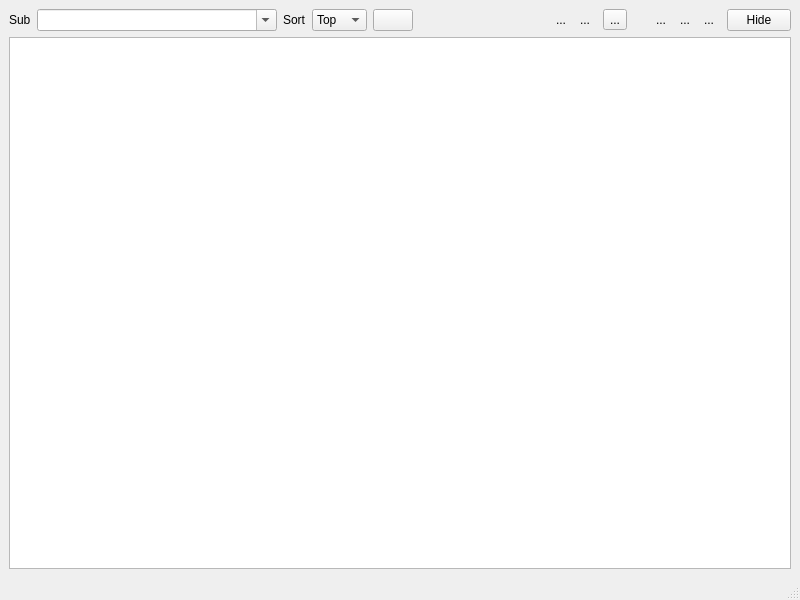
tarzasai/pysrb4w, file pysrb4w.ui: the form before one commit.
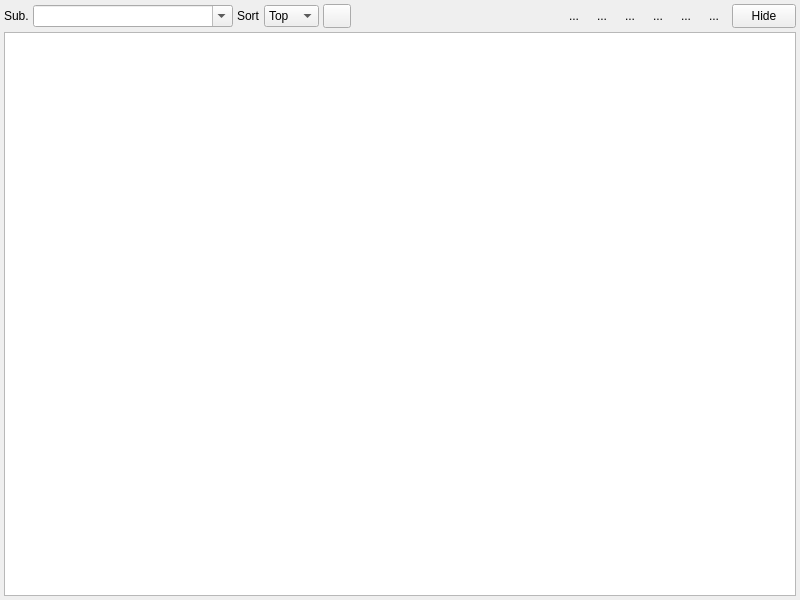
The form after the commit. Icons and pictures are not drawn.

```diff
--- a/pysrb4w.ui
+++ b/pysrb4w.ui
@@ -15,11 +15,26 @@
   </property>
   <widget class="QWidget" name="centralwidget">
    <layout class="QVBoxLayout" name="verticalLayout">
+    <property name="spacing">
+     <number>4</number>
+    </property>
+    <property name="margin">
+     <number>4</number>
+    </property>
     <item>
      <layout class="QHBoxLayout" name="horizontalLayout">
+      <property name="spacing">
+       <number>4</number>
+      </property>
+      <property name="leftMargin">
+       <number>0</number>
+      </property>
       <property name="topMargin">
        <number>0</number>
       </property>
+      <property name="rightMargin">
+       <number>0</number>
+      </property>
       <item>
        <widget class="QLabel" name="label">
         <property name="sizePolicy">
@@ -29,7 +44,7 @@
          </sizepolicy>
         </property>
         <property name="text">
-         <string>Sub</string>
+         <string>Sub.</string>
         </property>
        </widget>
       </item>
@@ -43,8 +58,14 @@
         </property>
         <property name="minimumSize">
          <size>
-          <width>240</width>
-          <height>0</height>
+          <width>200</width>
+          <height>22</height>
+         </size>
+        </property>
+        <property name="maximumSize">
+         <size>
+          <width>16777215</width>
+          <height>22</height>
          </size>
         </property>
         <property name="editable">
@@ -61,6 +82,18 @@
       </item>
       <item>
        <widget class="QComboBox" name="cmbSort">
+        <property name="minimumSize">
+         <size>
+          <width>0</width>
+          <height>22</height>
+         </size>
+        </property>
+        <property name="maximumSize">
+         <size>
+          <width>16777215</width>
+          <height>22</height>
+         </size>
+        </property>
         <item>
          <property name="text">
           <string>Top</string>
@@ -80,6 +113,18 @@
       </item>
       <item>
        <widget class="QPushButton" name="btnLoad">
+        <property name="minimumSize">
+         <size>
+          <width>28</width>
+          <height>24</height>
+         </size>
+        </property>
+        <property name="maximumSize">
+         <size>
+          <width>28</width>
+          <height>24</height>
+         </size>
+        </property>
         <property name="text">
          <string/>
         </property>
@@ -89,75 +134,13 @@
         </property>
        </widget>
       </item>
-      <item>
-       <spacer name="horizontalSpacer">
-        <property name="orientation">
-         <enum>Qt::Horizontal</enum>
-        </property>
-        <property name="sizeHint" stdset="0">
-         <size>
-          <width>40</width>
-          <height>16</height>
-         </size>
-        </property>
-       </spacer>
-      </item>
-      <item>
-       <layout class="QHBoxLayout" name="horizontalLayout_3">
-        <property name="spacing">
-         <number>0</number>
-        </property>
-        <property name="leftMargin">
-         <number>0</number>
-        </property>
-        <item>
-         <widget class="QToolButton" name="btnFontInc">
-          <property name="text">
-           <string>...</string>
-          </property>
-          <property name="icon">
-           <iconset resource="pysrb4w.qrc">
-            <normaloff>:/16/res/16/font-inc.png</normaloff>:/16/res/16/font-inc.png</iconset>
-          </property>
-          <property name="autoRaise">
-           <bool>true</bool>
-          </property>
-         </widget>
-        </item>
-        <item>
-         <widget class="QToolButton" name="btnFontDec">
-          <property name="text">
-           <string>...</string>
-          </property>
-          <property name="icon">
-           <iconset resource="pysrb4w.qrc">
-            <normaloff>:/16/res/16/font-dec.png</normaloff>:/16/res/16/font-dec.png</iconset>
-          </property>
-          <property name="autoRaise">
-           <bool>true</bool>
-          </property>
-         </widget>
-        </item>
-       </layout>
-      </item>
-      <item>
-       <widget class="QToolButton" name="btnLink">
-        <property name="text">
-         <string>...</string>
-        </property>
-        <property name="icon">
-         <iconset resource="pysrb4w.qrc">
-          <normaloff>:/16/res/16/browse.png</normaloff>:/16/res/16/browse.png</iconset>
-        </property>
-       </widget>
-      </item>
       <item>
        <spacer name="horizontalSpacer_2">
         <property name="orientation">
          <enum>Qt::Horizontal</enum>
         </property>
         <property name="sizeType">
-         <enum>QSizePolicy::Fixed</enum>
+         <enum>QSizePolicy::Expanding</enum>
         </property>
         <property name="sizeHint" stdset="0">
          <size>
@@ -175,8 +158,72 @@
         <property name="leftMargin">
          <number>0</number>
         </property>
+        <item>
+         <widget class="QToolButton" name="btnFontInc">
+          <property name="minimumSize">
+           <size>
+            <width>28</width>
+            <height>24</height>
+           </size>
+          </property>
+          <property name="maximumSize">
+           <size>
+            <width>28</width>
+            <height>24</height>
+           </size>
+          </property>
+          <property name="text">
+           <string>...</string>
+          </property>
+          <property name="icon">
+           <iconset resource="pysrb4w.qrc">
+            <normaloff>:/16/res/16/font-inc.png</normaloff>:/16/res/16/font-inc.png</iconset>
+          </property>
+          <property name="autoRaise">
+           <bool>true</bool>
+          </property>
+         </widget>
+        </item>
+        <item>
+         <widget class="QToolButton" name="btnFontDec">
+          <property name="minimumSize">
+           <size>
+            <width>28</width>
+            <height>24</height>
+           </size>
+          </property>
+          <property name="maximumSize">
+           <size>
+            <width>28</width>
+            <height>24</height>
+           </size>
+          </property>
+          <property name="text">
+           <string>...</string>
+          </property>
+          <property name="icon">
+           <iconset resource="pysrb4w.qrc">
+            <normaloff>:/16/res/16/font-dec.png</normaloff>:/16/res/16/font-dec.png</iconset>
+          </property>
+          <property name="autoRaise">
+           <bool>true</bool>
+          </property>
+         </widget>
+        </item>
         <item>
          <widget class="QToolButton" name="btnVoteUp">
+          <property name="minimumSize">
+           <size>
+            <width>28</width>
+            <height>24</height>
+           </size>
+          </property>
+          <property name="maximumSize">
+           <size>
+            <width>28</width>
+            <height>24</height>
+           </size>
+          </property>
           <property name="text">
            <string>...</string>
           </property>
@@ -194,6 +241,18 @@
         </item>
         <item>
          <widget class="QToolButton" name="btnVoteDn">
+          <property name="minimumSize">
+           <size>
+            <width>28</width>
+            <height>24</height>
+           </size>
+          </property>
+          <property name="maximumSize">
+           <size>
+            <width>28</width>
+            <height>24</height>
+           </size>
+          </property>
           <property name="text">
            <string>...</string>
           </property>
@@ -204,6 +263,9 @@
           <property name="checkable">
            <bool>true</bool>
           </property>
+          <property name="checked">
+           <bool>false</bool>
+          </property>
           <property name="autoRaise">
            <bool>true</bool>
           </property>
@@ -211,6 +273,18 @@
         </item>
         <item>
          <widget class="QToolButton" name="btnSaved">
+          <property name="minimumSize">
+           <size>
+            <width>28</width>
+            <height>24</height>
+           </size>
+          </property>
+          <property name="maximumSize">
+           <size>
+            <width>28</width>
+            <height>24</height>
+           </size>
+          </property>
           <property name="text">
            <string>...</string>
           </property>
@@ -229,6 +303,32 @@
           </property>
          </widget>
         </item>
+        <item>
+         <widget class="QToolButton" name="btnLink">
+          <property name="minimumSize">
+           <size>
+            <width>28</width>
+            <height>24</height>
+           </size>
+          </property>
+          <property name="maximumSize">
+           <size>
+            <width>28</width>
+            <height>24</height>
+           </size>
+          </property>
+          <property name="text">
+           <string>...</string>
+          </property>
+          <property name="icon">
+           <iconset resource="pysrb4w.qrc">
+            <normaloff>:/16/res/16/browse.png</normaloff>:/16/res/16/browse.png</iconset>
+          </property>
+          <property name="autoRaise">
+           <bool>true</bool>
+          </property>
+         </widget>
+        </item>
        </layout>
       </item>
       <item>
@@ -242,18 +342,24 @@
         <property name="minimumSize">
          <size>
           <width>64</width>
-          <height>0</height>
+          <height>24</height>
          </size>
         </property>
         <property name="maximumSize">
          <size>
           <width>64</width>
-          <height>16777215</height>
+          <height>24</height>
          </size>
         </property>
         <property name="text">
          <string>Hide</string>
         </property>
+        <property name="checkable">
+         <bool>false</bool>
+        </property>
+        <property name="checked">
+         <bool>false</bool>
+        </property>
        </widget>
       </item>
      </layout>
@@ -263,7 +369,6 @@
     </item>
    </layout>
   </widget>
-  <widget class="QStatusBar" name="statusbar"/>
  </widget>
  <resources>
   <include location="pysrb4w.qrc"/>
```
